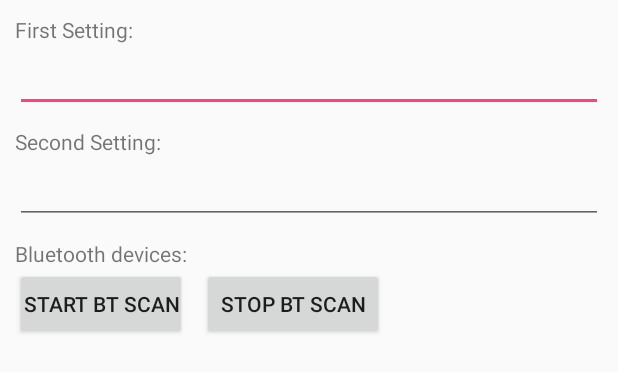
After one commit to inqu1s1tor/Motion-View, an Android app: the layout activity_settings.xml on its own in the app's theme, with its tools: preview values and no code run, on a phone screen of 412 x 824 dp. The commit adds this screen. Shown: the top 372 px of the screen. Run offline under Robolectric (Android 15) with nearby library versions, the phone set to English and light mode, and no system bars.

Commit message:
Bluetooth refactoring, Settings activity added,

```diff
--- a/app/src/main/AndroidManifest.xml
+++ b/app/src/main/AndroidManifest.xml
@@ -43,6 +43,8 @@
 
         <activity android:name=".ui.activities.GoogleMapActivity"/>
 
+        <activity android:name=".ui.activities.SettingsActivity" />
+
         <meta-data
             android:name="com.google.android.geo.API_KEY"
             android:value="AIzaSyAe0r1vi0c-di9DzUg1OIkcdEpEJBztDE8"/>
--- a/app/src/main/java/com/erminesoft/motionview/motionview/ui/activities/MainActivity.java
+++ b/app/src/main/java/com/erminesoft/motionview/motionview/ui/activities/MainActivity.java
@@ -40,7 +40,6 @@ public class MainActivity extends BasicDailyStatisticActivity {
     @Override
     public boolean onCreateOptionsMenu(Menu menu) {
         getMenuInflater().inflate(R.menu.main_menu, menu);
-
         return true;
     }
 
@@ -48,6 +47,7 @@ public class MainActivity extends BasicDailyStatisticActivity {
     public boolean onOptionsItemSelected(MenuItem item) {
         switch (item.getItemId()) {
             case R.id.settings:
+                SettingsActivity.start(this);
                 break;
             case R.id.history:
                 HistoryActivity.start(this);
--- /dev/null
+++ b/app/src/main/res/layout/activity_settings.xml
@@ -0,0 +1,70 @@
+<?xml version="1.0" encoding="utf-8"?>
+<ScrollView xmlns:android="http://schemas.android.com/apk/res/android"
+    android:id="@+id/main_activity_view"
+    android:layout_width="match_parent"
+    android:layout_height="match_parent">
+
+
+    <LinearLayout
+        android:orientation="vertical"
+        android:layout_width="match_parent"
+        android:layout_height="match_parent"
+        android:padding="10dp">
+
+        <TextView
+            android:layout_width="wrap_content"
+            android:layout_height="wrap_content"
+            android:text="First Setting:"
+            android:id="@+id/textView" />
+
+        <EditText
+            android:layout_width="match_parent"
+            android:layout_height="wrap_content"
+            android:id="@+id/editText"
+            android:layout_marginBottom="10dp" />
+
+        <TextView
+            android:layout_width="wrap_content"
+            android:layout_height="wrap_content"
+            android:text="Second Setting:"
+            android:id="@+id/textView2" />
+
+        <EditText
+            android:layout_width="match_parent"
+            android:layout_height="wrap_content"
+            android:id="@+id/editText2"
+            android:layout_marginBottom="10dp" />
+
+        <TextView
+            android:layout_width="wrap_content"
+            android:layout_height="wrap_content"
+            android:text="Bluetooth devices:"
+            android:id="@+id/textView3" />
+
+        <LinearLayout
+            android:orientation="horizontal"
+            android:layout_width="match_parent"
+            android:layout_height="match_parent">
+
+            <Button
+                android:layout_width="wrap_content"
+                android:layout_height="wrap_content"
+                android:text="Start BT scan"
+                android:id="@+id/button"
+                android:layout_marginRight="10dp"
+                android:paddingLeft="5dp"
+                android:paddingRight="5dp" />
+
+            <Button
+                android:layout_width="wrap_content"
+                android:layout_height="wrap_content"
+                android:text="Stop BT scan"
+                android:id="@+id/button2" />
+        </LinearLayout>
+
+        <ListView
+            android:layout_width="wrap_content"
+            android:layout_height="100dp"
+            android:id="@+id/listView" />
+    </LinearLayout>
+</ScrollView>
```
Also changed, not shown: app/src/main/java/com/erminesoft/motionview/motionview/net/BluetoothManager.java (+27 -43 lines), app/src/main/java/com/erminesoft/motionview/motionview/net/BuildManager.java (+7 -0 lines), app/src/main/java/com/erminesoft/motionview/motionview/net/GoogleClientFacade.java (+30 -0 lines), app/src/main/java/com/erminesoft/motionview/motionview/ui/activities/GoogleMapActivity.java (+0 -19 lines), app/src/main/java/com/erminesoft/motionview/motionview/ui/activities/SettingsActivity.java (added, +57 -0 lines).
